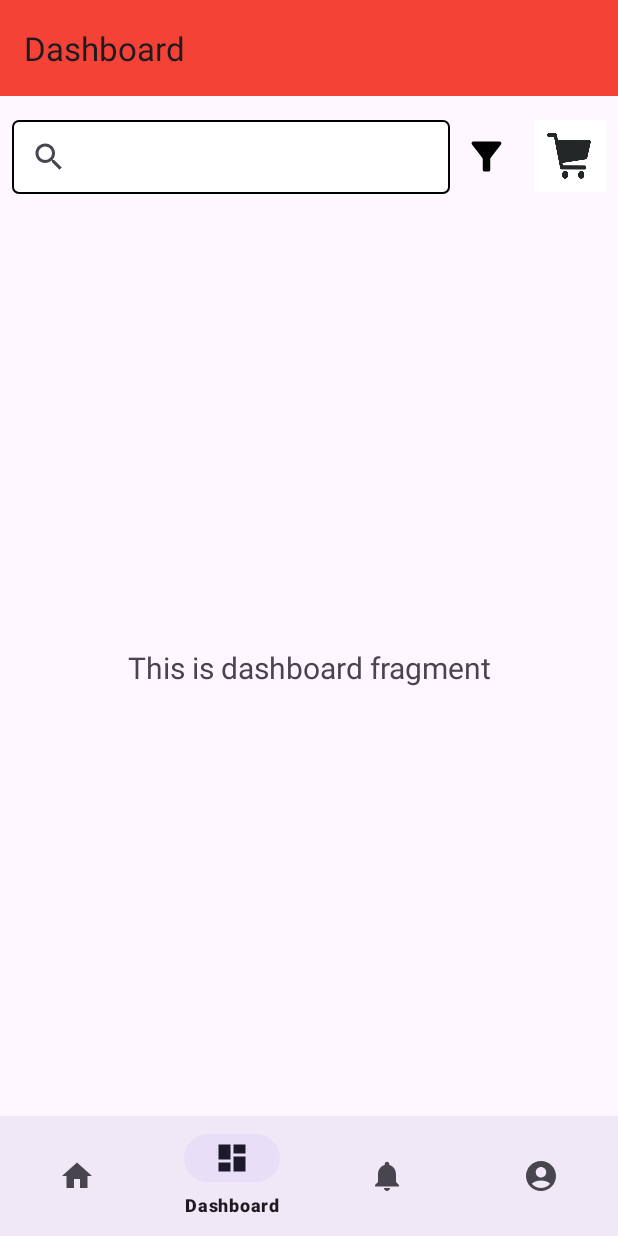
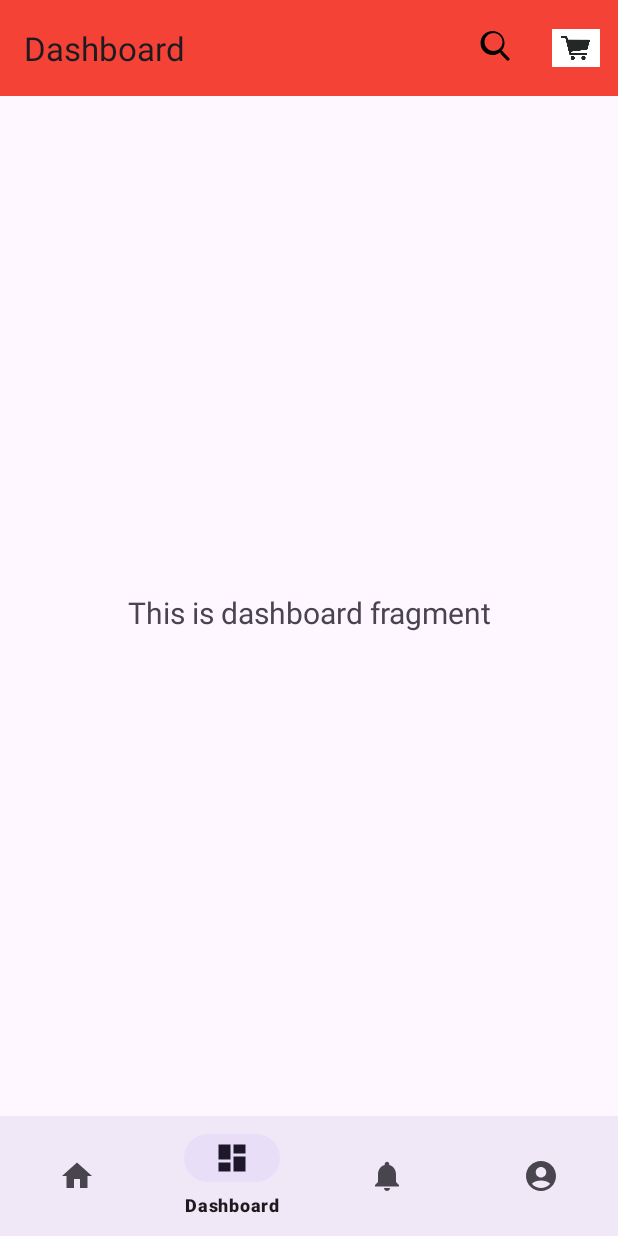
Before and after one commit to Nadariano/ProjectPRM, an Android app: the screen it shows after launch (MainActivity), item 2 of the bottom bar chosen, on a phone screen of 412 x 824 dp. Run offline under Robolectric (Android 15) with nearby library versions, the phone set to English and light mode, and no system bars; our stand-ins replace navigation-ui; 2 statements that could not run were skipped.

Commit message:
update search and cart layout

```diff
--- a/app/src/main/AndroidManifest.xml
+++ b/app/src/main/AndroidManifest.xml
@@ -28,6 +28,9 @@
             android:name=".ui.activity.ShoppingCartActivity"
             android:exported="false" />
         <activity
+            android:name=".ui.activity.SearchActivity"
+            android:exported="false" />
+        <activity
             android:name=".ui.activity.ItemDetailActivity"
             android:exported="false" />
         <activity
--- a/app/src/main/java/com/example/gundammobile/ui/activity/MainActivity.java
+++ b/app/src/main/java/com/example/gundammobile/ui/activity/MainActivity.java
@@ -5,6 +5,8 @@ import android.os.Bundle;
 import android.view.MenuItem;
 import android.view.View;
 import android.widget.SearchView;
+import android.widget.Toast;
+import android.view.Menu;
 
 import com.example.gundammobile.R;
 import com.google.android.material.bottomnavigation.BottomNavigationView;
@@ -24,7 +26,7 @@ import com.example.gundammobile.databinding.ActivityMainBinding;
 public class MainActivity extends AppCompatActivity {
 
     private ActivityMainBinding binding;
-    private DrawerLayout drawerLayout;
+    public DrawerLayout drawerLayout;
     private NavigationView navigationView;
 
     @Override
@@ -46,78 +48,116 @@ public class MainActivity extends AppCompatActivity {
         NavController navController;
         NavHostFragment navHostFragment = (NavHostFragment) getSupportFragmentManager().findFragmentById(R.id.nav_host_fragment_activity_main2);
         if (navHostFragment != null) {
-            navController = navHostFragment.getNavController();
+
+
+//            // Handle search icon click
+//            toolbar.setOnMenuItemClickListener(item -> {
+//                if (item.getItemId() == R.id.action_search) {
+//                    navController.navigate(R.id.action_search);
+//                    return true;
+//                }
+//                return false;
+//            });
         } else {
             throw new RuntimeException("NavHostFragment not found");
         }
+        navController = navHostFragment.getNavController();
         NavigationUI.setupActionBarWithNavController(this, navController, appBarConfiguration);
         NavigationUI.setupWithNavController(binding.navView, navController);
 
-        // Search View
-        SearchView searchView = findViewById(R.id.search_view);
-        searchView.setOnQueryTextListener(new SearchView.OnQueryTextListener() {
-            @Override
-            public boolean onQueryTextSubmit(String query) {
-                // Handle search query submission
-                return false;
-            }
-
-            @Override
-            public boolean onQueryTextChange(String newText) {
-                // Handle text changes in search view
-                return false;
-            }
-        });
+//        // Search View
+//        SearchView searchView = findViewById(R.id.search_view);
+//        searchView.setOnQueryTextListener(new SearchView.OnQueryTextListener() {
+//            @Override
+//            public boolean onQueryTextSubmit(String query) {
+//                // Handle search query submission
+//                return false;
+//            }
+//
+//            @Override
+//            public boolean onQueryTextChange(String newText) {
+//                // Handle text changes in search view
+//                return false;
+//            }
+//        });
 
         // Drawer Layout and Navigation View for Filter
         drawerLayout = findViewById(R.id.drawer_layout);
-        navigationView = findViewById(R.id.navigation_view);
+//        navigationView = findViewById(R.id.navigation_view);
 
         ActionBarDrawerToggle toggle = new ActionBarDrawerToggle(
                 this, drawerLayout, toolbar, R.string.navigation_drawer_open, R.string.navigation_drawer_close);
         drawerLayout.addDrawerListener(toggle);
         toggle.syncState();
-        findViewById(R.id.cart_button_home).setOnClickListener(new View.OnClickListener() {
-            @Override
-            public void onClick(View view) {
-                // Create an Intent to start the CartActivity
+
+
+        // Handle search icon click
+        toolbar.setOnMenuItemClickListener(item -> {
+            if (item.getItemId() == R.id.search_view_header) {
+                // Navigate to SearchActivity
+                Intent intent = new Intent(MainActivity.this, SearchActivity.class);
+                startActivity(intent);
+                return true;
+            }
+            if (item.getItemId() == R.id.cart_button_home) {
+                // Navigate to CartActivity
                 Intent intent = new Intent(MainActivity.this, ShoppingCartActivity.class);
                 startActivity(intent);
-            }
-        });
-
-        findViewById(R.id.filter_button).setOnClickListener(new View.OnClickListener() {
-            @Override
-            public void onClick(View view) {
-                drawerLayout.openDrawer(GravityCompat.END);
-            }
-        });
-
-        navigationView.setNavigationItemSelectedListener(new NavigationView.OnNavigationItemSelectedListener() {
-            @Override
-            public boolean onNavigationItemSelected(MenuItem item) {
-                // Handle navigation view item clicks here.
-                int id = item.getItemId();
-                switch (id) {
-//                    case R.id.filter_mg:
-//                        // Apply MG filter
-//                        break;
-//                    case R.id.filter_pg:
-//                        // Apply PG filter
-//                        break;
-//                    case R.id.action_show:
-//                        // Show filtered results
-//                        break;
-//                    case R.id.action_reset:
-//                        // Reset filters
-//                        break;
-                }
-                drawerLayout.closeDrawer(GravityCompat.END);
                 return true;
             }
+            return false;
         });
+//        findViewById(R.id.cart_button_home).setOnClickListener(new View.OnClickListener() {
+//            @Override
+//            public void onClick(View view) {
+//                // Create an Intent to start the CartActivity
+//                Intent intent = new Intent(MainActivity.this, ShoppingCartActivity.class);
+//                startActivity(intent);
+//            }
+//        });
+
+
+
+//        navigationView.setNavigationItemSelectedListener(item -> {
+//            // Handle navigation view item clicks here.
+//            int id = item.getItemId();
+//            // Handle filter menu items here if needed
+//            drawerLayout.closeDrawer(GravityCompat.END);
+//            return true;
+//        });
+
+
+//        findViewById(R.id.filter_button).setOnClickListener(new View.OnClickListener() {
+//            @Override
+//            public void onClick(View view) {
+//                drawerLayout.openDrawer(GravityCompat.END);
+//            }
+//        });
+//
+//        navigationView.setNavigationItemSelectedListener(new NavigationView.OnNavigationItemSelectedListener() {
+//            @Override
+//            public boolean onNavigationItemSelected(MenuItem item) {
+//                // Handle navigation view item clicks here.
+//                int id = item.getItemId();
+//                switch (id) {
+////                    case R.id.filter_mg:
+////                        // Apply MG filter
+////                        break;
+////                    case R.id.filter_pg:
+////                        // Apply PG filter
+////                        break;
+////                    case R.id.action_show:
+////                        // Show filtered results
+////                        break;
+////                    case R.id.action_reset:
+////                        // Reset filters
+////                        break;
+//                }
+//                drawerLayout.closeDrawer(GravityCompat.END);
+//                return true;
+//            }
+//        });
     }
-
     @Override
     public boolean onSupportNavigateUp() {
 //        NavController navController = Navigation.findNavController(this, R.id.nav_host_fragment_activity_main2);
@@ -130,4 +170,9 @@ public class MainActivity extends AppCompatActivity {
         }
         return NavigationUI.navigateUp(navController, drawerLayout) || super.onSupportNavigateUp();
     }
+    @Override
+    public boolean onCreateOptionsMenu(Menu menu) {
+        getMenuInflater().inflate(R.menu.toolbar_menu, menu);
+        return true;
+    }
 }
--- /dev/null
+++ b/app/src/main/java/com/example/gundammobile/ui/activity/SearchActivity.java
@@ -0,0 +1,43 @@
+package com.example.gundammobile.ui.activity;
+
+import android.os.Bundle;
+import android.widget.SearchView;
+import android.widget.Toast;
+
+import androidx.annotation.Nullable;
+import androidx.appcompat.app.AppCompatActivity;
+import androidx.recyclerview.widget.RecyclerView;
+import androidx.recyclerview.widget.LinearLayoutManager;
+
+import com.example.gundammobile.R;
+
+public class SearchActivity extends AppCompatActivity {
+    private SearchView searchView;
+
+    @Override
+    protected void onCreate(@Nullable Bundle savedInstanceState) {
+        super.onCreate(savedInstanceState);
+        setContentView(R.layout.fragment_search);
+
+        searchView = findViewById(R.id.search_view);
+
+//        productList = findViewById(R.id.product_list);
+
+//        searchView.setOnQueryTextListener(new SearchView.OnQueryTextListener() {
+//            @Override
+//            public boolean onQueryTextSubmit(String query) {
+//                // Handle the search query submission
+//                // For demonstration, we'll just show a toast message
+//                Toast.makeText(SearchActivity.this, "Searching for: " + query, Toast.LENGTH_SHORT).show();
+//                // TODO: Implement search functionality and update product list
+//                return false;
+//            }
+//
+//            @Override
+//            public boolean onQueryTextChange(String newText) {
+//                // Handle text changes in search view
+//                return false;
+//            }
+//        });
+    }
+}
--- /dev/null
+++ b/app/src/main/res/drawable/ic_search.xml
@@ -0,0 +1,9 @@
+<vector xmlns:android="http://schemas.android.com/apk/res/android"
+    android:width="24dp"
+    android:height="24dp"
+    android:viewportWidth="24.0"
+    android:viewportHeight="24.0">
+    <path
+        android:fillColor="#FF000000"
+        android:pathData="M15.5,14h-0.79l-0.28,-0.27c1.19,-1.37 1.92,-3.11 1.92,-5.01 0,-4.41 -3.59,-8 -8,-8s-8,3.59 -8,8 3.59,8 8,8c1.9,0 3.64,-0.73 5.01,-1.92l0.27,0.28v0.79l4.25,4.25c0.41,0.41 1.08,0.41 1.49,0s0.41,-1.08 0,-1.49l-4.25,-4.25zm-6.5,0c-3.31,0 -6,-2.69 -6,-6s2.69,-6 6,-6 6,2.69 6,6 -2.69,6 -6,6z"/>
+</vector>
--- a/app/src/main/res/layout/activity_main.xml
+++ b/app/src/main/res/layout/activity_main.xml
@@ -17,48 +17,50 @@
             android:background="#F44336"
             app:layout_constraintEnd_toEndOf="parent"
             app:layout_constraintStart_toStartOf="parent"
-            app:layout_constraintTop_toTopOf="parent">
+            app:layout_constraintTop_toTopOf="parent"
+            app:menu="@menu/toolbar_menu"
+            >
         </androidx.appcompat.widget.Toolbar>
 
-        <LinearLayout
-            android:id="@+id/search_filter_layout"
-            android:layout_width="match_parent"
-            android:layout_height="wrap_content"
-            android:orientation="horizontal"
-            app:layout_constraintTop_toBottomOf="@id/my_toolbar"
-            app:layout_constraintStart_toStartOf="parent"
-            app:layout_constraintEnd_toEndOf="parent"
-            android:layout_marginTop="8dp"
-            android:padding="8dp">
+<!--        <LinearLayout-->
+<!--            android:id="@+id/search_filter_layout"-->
+<!--            android:layout_width="match_parent"-->
+<!--            android:layout_height="wrap_content"-->
+<!--            android:orientation="horizontal"-->
+<!--            app:layout_constraintTop_toBottomOf="@id/my_toolbar"-->
+<!--            app:layout_constraintStart_toStartOf="parent"-->
+<!--            app:layout_constraintEnd_toEndOf="parent"-->
+<!--            android:layout_marginTop="8dp"-->
+<!--            android:padding="8dp">-->
 
-            <android.widget.SearchView
-                android:id="@+id/search_view"
-                android:layout_width="330dp"
-                android:layout_height="wrap_content"
-                android:layout_weight="1"
-                android:queryHint="Search..."
-                android:background="@drawable/search_view_background"
-                ></android.widget.SearchView>
+<!--            <android.widget.SearchView-->
+<!--                android:id="@+id/search_view"-->
+<!--                android:layout_width="330dp"-->
+<!--                android:layout_height="wrap_content"-->
+<!--                android:layout_weight="1"-->
+<!--                android:queryHint="Search..."-->
+<!--                android:background="@drawable/search_view_background"-->
+<!--                ></android.widget.SearchView>-->
 
-            <ImageButton
-                android:id="@+id/filter_button"
-                android:layout_width="48dp"
-                android:layout_height="48dp"
-                app:tint="@android:color/black"
-                android:background="?attr/selectableItemBackgroundBorderless"
-                android:contentDescription="@string/filter"
-                android:src="@drawable/ic_filter"
-                android:scaleType="centerInside"/>
-            <ImageButton
-                android:id="@+id/cart_button_home"
-                android:layout_width="48dp"
-                android:layout_height="48dp"
-                android:layout_marginStart="8dp"
-                android:background="@drawable/cart"
-                app:layout_constraintEnd_toEndOf="parent"
-                app:layout_constraintTop_toTopOf="parent"
-                android:scaleType="centerInside"/>
-        </LinearLayout>
+<!--            <ImageButton-->
+<!--                android:id="@+id/filter_button"-->
+<!--                android:layout_width="48dp"-->
+<!--                android:layout_height="48dp"-->
+<!--                app:tint="@android:color/black"-->
+<!--                android:background="?attr/selectableItemBackgroundBorderless"-->
+<!--                android:contentDescription="@string/filter"-->
+<!--                android:src="@drawable/ic_filter"-->
+<!--                android:scaleType="centerInside"/>-->
+<!--            <ImageButton-->
+<!--                android:id="@+id/cart_button_home"-->
+<!--                android:layout_width="48dp"-->
+<!--                android:layout_height="48dp"-->
+<!--                android:layout_marginStart="8dp"-->
+<!--                android:background="@drawable/cart"-->
+<!--                app:layout_constraintEnd_toEndOf="parent"-->
+<!--                app:layout_constraintTop_toTopOf="parent"-->
+<!--                android:scaleType="centerInside"/>-->
+<!--        </LinearLayout>-->
 
         <androidx.fragment.app.FragmentContainerView
             android:id="@+id/nav_host_fragment_activity_main2"
@@ -66,7 +68,7 @@
             android:layout_width="match_parent"
             android:layout_height="0dp"
             app:defaultNavHost="true"
-            app:layout_constraintTop_toBottomOf="@id/search_filter_layout"
+            app:layout_constraintTop_toBottomOf="@id/my_toolbar"
             app:layout_constraintBottom_toTopOf="@id/nav_view"
             app:layout_constraintStart_toStartOf="parent"
             app:layout_constraintEnd_toEndOf="parent"
@@ -86,15 +88,15 @@
 
     </androidx.constraintlayout.widget.ConstraintLayout>
 
-    <com.google.android.material.navigation.NavigationView
-        android:id="@+id/navigation_view"
-        android:layout_width="wrap_content"
-        android:layout_height="match_parent"
-        android:layout_gravity="end"
-        app:menu="@menu/filter_menu"
-        app:headerLayout="@layout/filter_header"
-        app:itemBackground="?attr/selectableItemBackground"
-        app:itemIconTint="@color/colorPrimary"
-        app:itemTextColor="@color/colorPrimary" />
+<!--    <com.google.android.material.navigation.NavigationView-->
+<!--        android:id="@+id/navigation_view"-->
+<!--        android:layout_width="wrap_content"-->
+<!--        android:layout_height="match_parent"-->
+<!--        android:layout_gravity="end"-->
+<!--        app:menu="@menu/filter_menu"-->
+<!--        app:headerLayout="@layout/filter_header"-->
+<!--        app:itemBackground="?attr/selectableItemBackground"-->
+<!--        app:itemIconTint="@color/colorPrimary"-->
+<!--        app:itemTextColor="@color/colorPrimary" />-->
 
 </androidx.drawerlayout.widget.DrawerLayout>
--- /dev/null
+++ b/app/src/main/res/layout/fragment_search.xml
@@ -0,0 +1,25 @@
+<?xml version="1.0" encoding="utf-8"?>
+<LinearLayout xmlns:android="http://schemas.android.com/apk/res/android"
+    android:layout_width="match_parent"
+    android:layout_height="match_parent"
+    android:orientation="horizontal"
+    android:padding="8dp"
+    >
+
+    <android.widget.SearchView
+        android:id="@+id/search_view"
+        android:layout_width="0dp"
+        android:layout_height="wrap_content"
+        android:layout_weight="1"
+        android:background="@drawable/search_view_background"
+        android:queryHint="Search..." />
+
+    <ImageButton
+        android:id="@+id/filter_button"
+        android:layout_width="48dp"
+        android:layout_height="48dp"
+        android:background="?attr/selectableItemBackgroundBorderless"
+        android:contentDescription="@string/filter"
+        android:src="@drawable/ic_filter"
+        android:scaleType="centerInside"/>
+</LinearLayout>
--- /dev/null
+++ b/app/src/main/res/menu/toolbar_menu.xml
@@ -0,0 +1,16 @@
+<menu xmlns:android="http://schemas.android.com/apk/res/android"
+    xmlns:app="http://schemas.android.com/apk/res-auto">
+    <item
+        android:id="@+id/search_view_header"
+        android:icon="@drawable/ic_search"
+        android:title="@string/search"
+        app:showAsAction="always"
+        />
+    <item
+        android:id="@+id/cart_button_home"
+        android:title=""
+        android:icon="@drawable/cart"
+        app:showAsAction="always"
+        />
+
+</menu>
--- a/app/src/main/res/values/strings.xml
+++ b/app/src/main/res/values/strings.xml
@@ -10,4 +10,5 @@
     <string name="navigation_drawer_close">Close navigation drawer</string>
     <!-- TODO: Remove or change this placeholder text -->
     <string name="hello_blank_fragment">Hello blank fragment</string>
+    <string name="search" />
 </resources>
```
